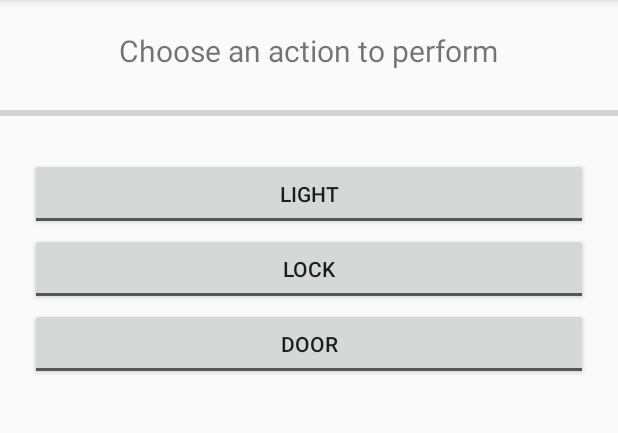
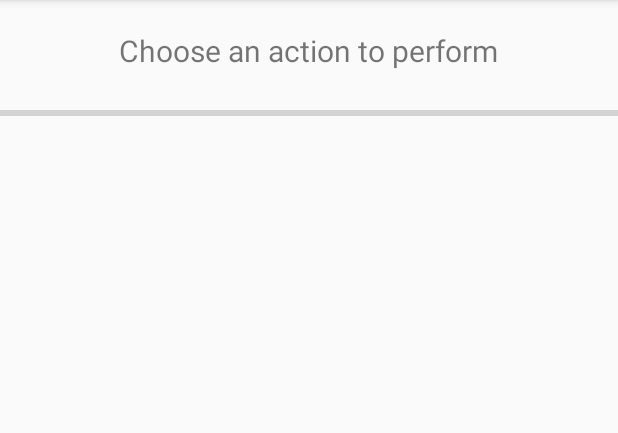
Before and after one commit to jamenlang/GarageaTrois, an Android app: the layout control.xml on its own in the app's theme, with its tools: preview values and no code run, on a phone screen of 412 x 824 dp, the part 84-517 px from its top. Run offline under Robolectric (Android 15) with nearby library versions, the phone set to English and light mode, and no system bars.

Commit message:
dynamic toggles
receive toggle buttons from config file and attach appropriate listeners
and callbacks.

```diff
--- a/app/src/main/java/com/airlim/garagetrois/Client_Functions.java
+++ b/app/src/main/java/com/airlim/garagetrois/Client_Functions.java
@@ -56,7 +56,7 @@ public class Client_Functions extends Context {
     public static int getPrefInt(String key, Context context) {
         SharedPreferences preferences = PreferenceManager.getDefaultSharedPreferences(context);
 
-        String sleepytime = preferences.getString(key, "11.0");
+        String sleepytime = preferences.getString(key, "0.0");
 
         if(sleepytime.contains(".")){
             String[] numbers = sleepytime.split("\\.");
--- a/app/src/main/res/layout/control.xml
+++ b/app/src/main/res/layout/control.xml
@@ -1,4 +1,5 @@
 <LinearLayout xmlns:android="http://schemas.android.com/apk/res/android"
+    android:id="@+id/LinearLayout1"
     android:layout_width="fill_parent"
     android:orientation="vertical"
     android:layout_alignParentLeft="true"
@@ -31,40 +32,4 @@
             android:layout_width="1dp"
             android:layout_height="2dp">
         </View>
-        <ToggleButton
-            android:id="@+id/button3"
-            android:layout_width="fill_parent"
-            android:layout_height="wrap_content"
-            android:textOn="Light"
-            android:layout_marginLeft="20dp"
-            android:layout_marginRight="20dp"
-            android:textOff="Light"/>
-
-        <View
-            android:layout_width="1dp"
-            android:layout_height="2dp">
-        </View>
-
-        <ToggleButton
-            android:id="@+id/button4"
-            android:layout_width="fill_parent"
-            android:layout_marginLeft="20dp"
-            android:layout_marginRight="20dp"
-            android:layout_height="wrap_content"
-            android:textOn="Lock"
-            android:textOff="Lock"/>
-        <View
-            android:layout_width="1dp"
-            android:layout_height="2dp">
-        </View>
-        <ToggleButton
-            android:id="@+id/button2"
-            android:layout_width="fill_parent"
-            android:layout_marginLeft="20dp"
-            android:layout_marginRight="20dp"
-            android:layout_height="wrap_content"
-            android:textOn="Door"
-            android:textOff="Door"
-             />
-
 </LinearLayout>
```
Also changed, not shown: app/src/main/java/com/airlim/garagetrois/Control.java (+222 -115 lines), app/src/main/java/com/airlim/garagetrois/Login.java (+13 -16 lines), 3 other files.
